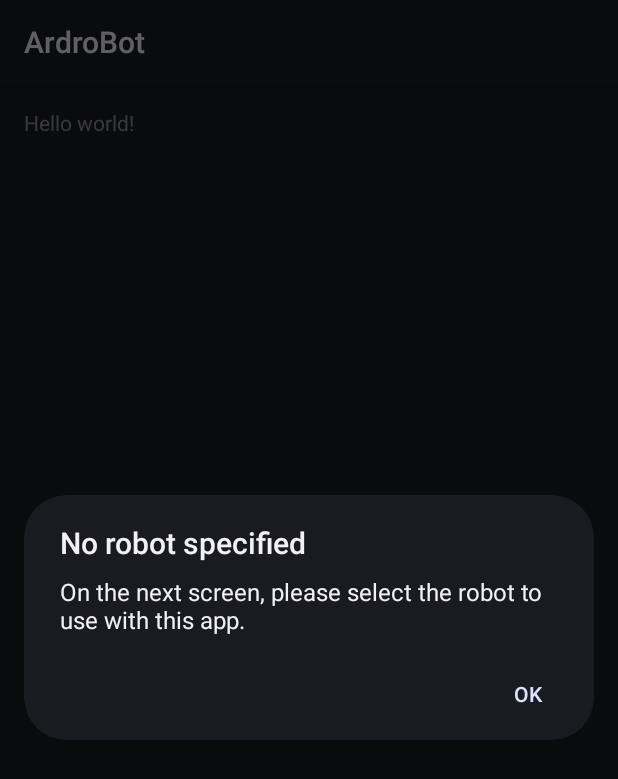
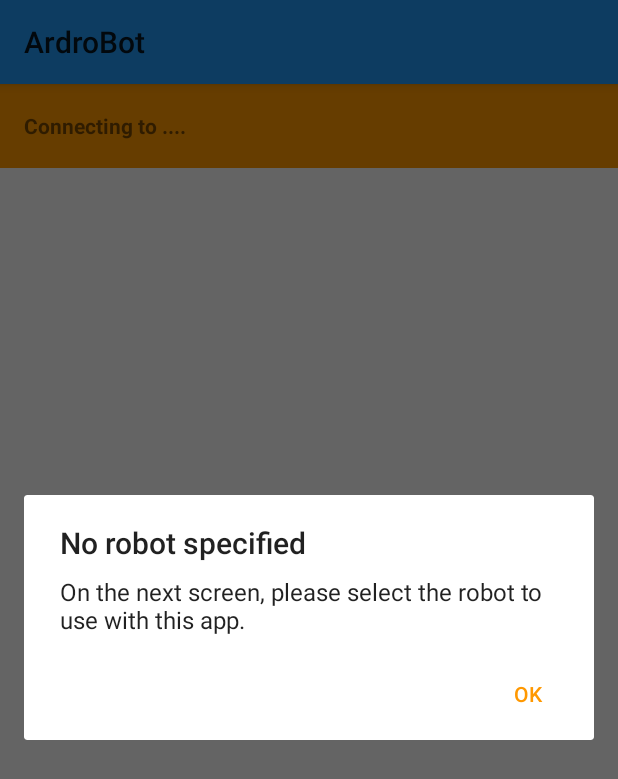
Before and after one commit to cloudspace/ArdrobotAndroid, an Android app: the MainActivity screen opened directly, with no data from a screen before it, on a phone screen of 412 x 824 dp. Shown: the top 779 px of the screen. Run offline under Robolectric (Android 15) with nearby library versions, the phone set to English and light mode, and no system bars; 2 statements that could not run were skipped.

Commit message:
basic usable UI

```diff
--- a/app/src/main/AndroidManifest.xml
+++ b/app/src/main/AndroidManifest.xml
@@ -43,13 +43,13 @@
             android:name=".SensorsControllerActivity"
             android:label="@string/app_name"
             android:screenOrientation="landscape"
-            android:theme="@android:style/Theme.DeviceDefault.NoActionBar.Fullscreen" />
+            android:theme="@android:style/Theme.Material.Light.NoActionBar.Fullscreen" />
         <activity
             android:name=".ExternalCoreActivity"
             android:autoRemoveFromRecents="false"
             android:label="@string/app_name"
             android:screenOrientation="landscape"
-            android:theme="@android:style/Theme.DeviceDefault.NoActionBar.Fullscreen" />
+            android:theme="@android:style/Theme.Material.Light.NoActionBar.Fullscreen" />
         <activity
             android:name=".ControllerActivity"
             android:label="@string/title_activity_controller"
@@ -99,6 +99,7 @@
         </activity>
         <activity
             android:name=".DeviceSelectionActivity"
+            android:launchMode="singleInstance"
             android:label="@string/app_name" >
             <intent-filter>
                 <action android:name="android.intent.action.MAIN" />
--- a/app/src/main/java/com/cloudspace/ardrobot/MainActivity.java
+++ b/app/src/main/java/com/cloudspace/ardrobot/MainActivity.java
@@ -11,10 +11,12 @@ import android.os.Bundle;
 import android.os.Handler;
 import android.os.IBinder;
 import android.util.Log;
+import android.view.View;
+import android.widget.ImageButton;
 
 import com.cloudspace.ardrobot.util.BleService;
-import com.cloudspace.ardrobot.util.BootReciever;
 import com.cloudspace.ardrobot.util.SettingsProvider;
+import com.cloudspace.ardrobot.util.Typewriter;
 
 
 public class MainActivity extends Activity {
@@ -41,10 +43,13 @@ public class MainActivity extends Activity {
                             if (retryAttempts >= 60) {
                                 mBtService.mConnectionState = mBtService.STATE_DISCONNECTED;
                             }
-                            h.postDelayed(this, 1000);
                         } else if (mBtService.mConnectionState == mBtService.STATE_DISCONNECTED) {
-                            sendBroadcast(new Intent(MainActivity.this, BootReciever.class));
+                            status.setTextInternally("Unable to connect to device : " + SettingsProvider.getEdisonName(MainActivity.this));
+                        } else if (mBtService.mConnectionState == mBtService.STATE_CONNECTED) {
+                            status.setTextInternally("Connected to device : " + SettingsProvider.getEdisonName(MainActivity.this));
                         }
+
+                        h.postDelayed(this, 1000);
                     }
                 };
 
@@ -64,18 +69,32 @@ public class MainActivity extends Activity {
         }
 
         public void onServiceDisconnected(ComponentName className) {
-            // This is called when the connection with the service has been
-            // unexpectedly disconnected -- that is, its process crashed.
             mBtService = null;
         }
     };
+    private Typewriter status;
+    private ImageButton action;
 
     @Override
     protected void onCreate(Bundle savedInstanceState) {
         super.onCreate(savedInstanceState);
         setContentView(R.layout.activity_main);
+
+        status = (Typewriter) findViewById(R.id.status);
+        String message = "Connecting to " + SettingsProvider.getEdisonName(this) + ".....";
+        status.animateText(message, message.length() - 5);
+        action = (ImageButton) findViewById(R.id.action);
+        action.setVisibility(SettingsProvider.getEdisonAddress(this).isEmpty() ? View.GONE : View.VISIBLE);
+        action.setOnClickListener(new View.OnClickListener() {
+            @Override
+            public void onClick(View view) {
+                Intent i = new Intent(view.getContext(), DeviceSelectionActivity.class);
+                i.putExtra("force", true);
+                startActivity(i);
+                finish();
+            }
+        });
     }
-
 
     @Override
     public void onStart() {
--- a/app/src/main/java/com/cloudspace/ardrobot/util/SettingsProvider.java
+++ b/app/src/main/java/com/cloudspace/ardrobot/util/SettingsProvider.java
@@ -1,5 +1,6 @@
 package com.cloudspace.ardrobot.util;
 
+import android.bluetooth.BluetoothDevice;
 import android.content.Context;
 import android.content.SharedPreferences;
 import android.os.Handler;
@@ -50,12 +51,17 @@ public class SettingsProvider {
         return "http://" + PreferenceManager.getDefaultSharedPreferences(ctx).getString("ip", "") + ":3000";
     }
 
-    public static void setAddress(String address, final Context ctx) {
+    public static void setAddress(BluetoothDevice device, final Context ctx) {
         SharedPreferences prefs = PreferenceManager.getDefaultSharedPreferences(ctx);
-        prefs.edit().putString("address", address).apply();
+        prefs.edit().putString("address", device.getAddress()).apply();
+        prefs.edit().putString("name", device.getName()).apply();
     }
 
     public static String getEdisonAddress(Context ctx) {
         return PreferenceManager.getDefaultSharedPreferences(ctx).getString("address", "");
     }
+
+    public static String getEdisonName(Context ctx) {
+        return PreferenceManager.getDefaultSharedPreferences(ctx).getString("name", "");
+    }
 }
--- /dev/null
+++ b/app/src/main/java/com/cloudspace/ardrobot/util/Typewriter.java
@@ -0,0 +1,60 @@
+package com.cloudspace.ardrobot.util;
+
+import android.content.Context;
+import android.os.Handler;
+import android.util.AttributeSet;
+import android.widget.TextView;
+
+public class Typewriter extends TextView {
+
+    private CharSequence mText;
+    private int mIndex;
+    private int mStartingIndex;
+    private long mDelay = 500; //Default 500ms delay
+
+
+    public Typewriter(Context context) {
+        super(context);
+    }
+
+    public Typewriter(Context context, AttributeSet attrs) {
+        super(context, attrs);
+    }
+
+    private Handler mHandler = new Handler();
+    private Runnable characterAdder = new Runnable() {
+        @Override
+        public void run() {
+            if(mStartingIndex + mIndex > mText.length()) {
+                mIndex = 0;
+            }
+            CharSequence message = mText.subSequence(0, mStartingIndex + mIndex++);
+            setText(message);
+            if(mIndex <= mText.length()) {
+                mHandler.postDelayed(characterAdder, mDelay);
+            }
+        }
+    };
+
+    public void animateText(CharSequence text) {
+      animateText(text, 0);
+    }
+
+    public void setTextInternally(CharSequence text) {
+        mHandler.removeCallbacks(characterAdder);
+        super.setText(text);
+    }
+
+    public void animateText(CharSequence text, int startingIndex) {
+        mText = text;
+        mIndex = 0;
+        mStartingIndex = startingIndex;
+        setText("");
+        mHandler.removeCallbacks(characterAdder);
+        mHandler.postDelayed(characterAdder, mDelay);
+    }
+
+    public void setCharacterDelay(long millis) {
+        mDelay = millis;
+    }
+}
--- a/app/src/main/res/layout/activity_main.xml
+++ b/app/src/main/res/layout/activity_main.xml
@@ -1,12 +1,39 @@
-<RelativeLayout xmlns:android="http://schemas.android.com/apk/res/android"
-    xmlns:tools="http://schemas.android.com/tools" android:layout_width="match_parent"
-    android:layout_height="match_parent" android:paddingLeft="@dimen/activity_horizontal_margin"
-    android:paddingRight="@dimen/activity_horizontal_margin"
-    android:paddingTop="@dimen/activity_vertical_margin"
-    android:paddingBottom="@dimen/activity_vertical_margin"
-    tools:context="com.cloudspace.ardrobot.MainActivity">
+<?xml version="1.0" encoding="utf-8"?>
+<LinearLayout xmlns:android="http://schemas.android.com/apk/res/android"
+    android:layout_width="match_parent"
+    android:layout_height="match_parent"
+    android:orientation="vertical">
 
-    <TextView android:text="@string/hello_world" android:layout_width="wrap_content"
-        android:layout_height="wrap_content" />
+    <RelativeLayout
+        android:layout_width="match_parent"
+        android:layout_height="?android:actionBarSize"
+        android:background="@color/accent"
+        android:paddingBottom="@dimen/activity_vertical_margin"
+        android:paddingLeft="@dimen/activity_horizontal_margin"
+        android:paddingRight="@dimen/activity_horizontal_margin"
+        android:paddingTop="@dimen/activity_vertical_margin">
 
-</RelativeLayout>
+        <com.cloudspace.ardrobot.util.Typewriter
+            android:id="@+id/status"
+            android:textStyle="bold"
+            android:textSize="14dp"
+            android:layout_width="wrap_content"
+            android:layout_height="wrap_content"
+            android:layout_alignParentLeft="true"
+            android:layout_centerVertical="true" />
+
+        <ImageButton
+            android:id="@+id/action"
+            android:layout_width="wrap_content"
+            android:visibility="gone"
+            android:scaleType="fitCenter"
+            android:layout_height="wrap_content"
+            android:layout_alignParentRight="true"
+            android:layout_centerVertical="true"
+            android:background="@null"
+            android:src="@drawable/ic_launcher" />
+
+    </RelativeLayout>
+
+
+</LinearLayout>
--- a/app/src/main/res/layout/listitem_device.xml
+++ b/app/src/main/res/layout/listitem_device.xml
@@ -3,6 +3,7 @@
     android:layout_width="match_parent"
     android:clickable="true"
     android:focusable="true"
+    android:padding="5dp"
     android:background="?android:attr/selectableItemBackground"
     android:layout_height="wrap_content"
     android:orientation="vertical">
--- a/app/src/main/res/menu/menu_main.xml
+++ b/app/src/main/res/menu/menu_main.xml
@@ -1,6 +1,6 @@
 <menu xmlns:android="http://schemas.android.com/apk/res/android"
     xmlns:tools="http://schemas.android.com/tools"
     tools:context="com.cloudspace.ardrobot.MainActivity">
-    <item android:id="@+id/action_settings" android:title="@string/action_settings"
-        android:orderInCategory="100" android:showAsAction="never" />
+    <item android:id="@+id/action_select" android:title="new bot"
+        android:orderInCategory="100" android:showAsAction="always" />
 </menu>
--- /dev/null
+++ b/app/src/main/res/values/colors.xml
@@ -0,0 +1,7 @@
+<?xml version="1.0" encoding="utf-8"?>
+<resources>
+    <color name="primary">#2196F3</color>
+    <color name="primary_dark">#1976D2</color>
+    <color name="primary_light">#BBDEFB</color>
+    <color name="accent">#FF9800</color>
+</resources>
--- a/app/src/main/res/values/styles.xml
+++ b/app/src/main/res/values/styles.xml
@@ -1,8 +1,12 @@
 <resources>
 
     <!-- Base application theme. -->
-    <style name="AppTheme" parent="android:Theme.DeviceDefault">
+    <style name="AppTheme" parent="android:Theme.Material.Light">
         <!-- Customize your theme here. -->
+        <item name="android:colorPrimary">@color/primary</item>
+        <!--   darker variant for the status bar and contextual app bars -->
+        <item name="android:colorPrimaryDark">@color/primary_dark</item>
+        <!--   theme UI controls like checkboxes and text fields -->
+        <item name="android:colorAccent">@color/accent</item>
     </style>
-
 </resources>
```
Also changed, not shown: app/src/main/java/com/cloudspace/ardrobot/DeviceSelectionActivity.java (+33 -10 lines), app/src/main/java/com/cloudspace/ardrobot/util/BleScanService.java (+5 -7 lines), app/src/main/java/com/cloudspace/ardrobot/util/BleService.java (+24 -5 lines), app/src/main/java/com/cloudspace/ardrobot/util/DividerItemDecoration.java (added, +104 -0 lines), app/src/main/java/com/cloudspace/ardrobot/util/LeDeviceListAdapter.java (+8 -1 lines), app/src/main/res/layout/device_chooser.xml (+38 -2 lines).
